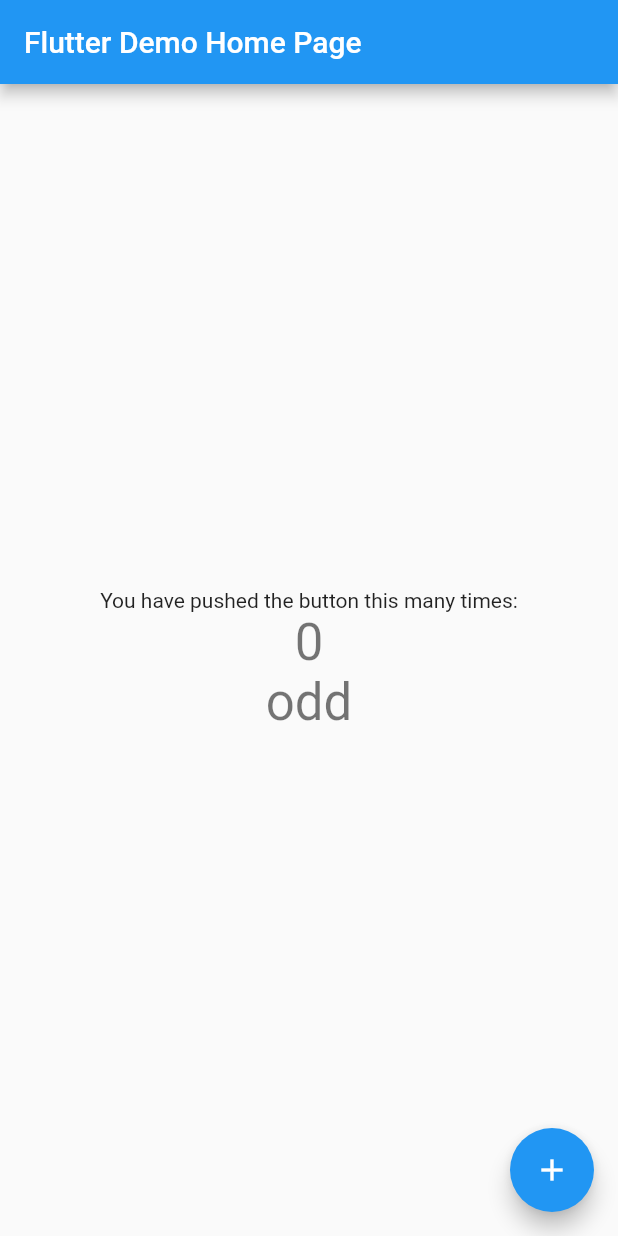
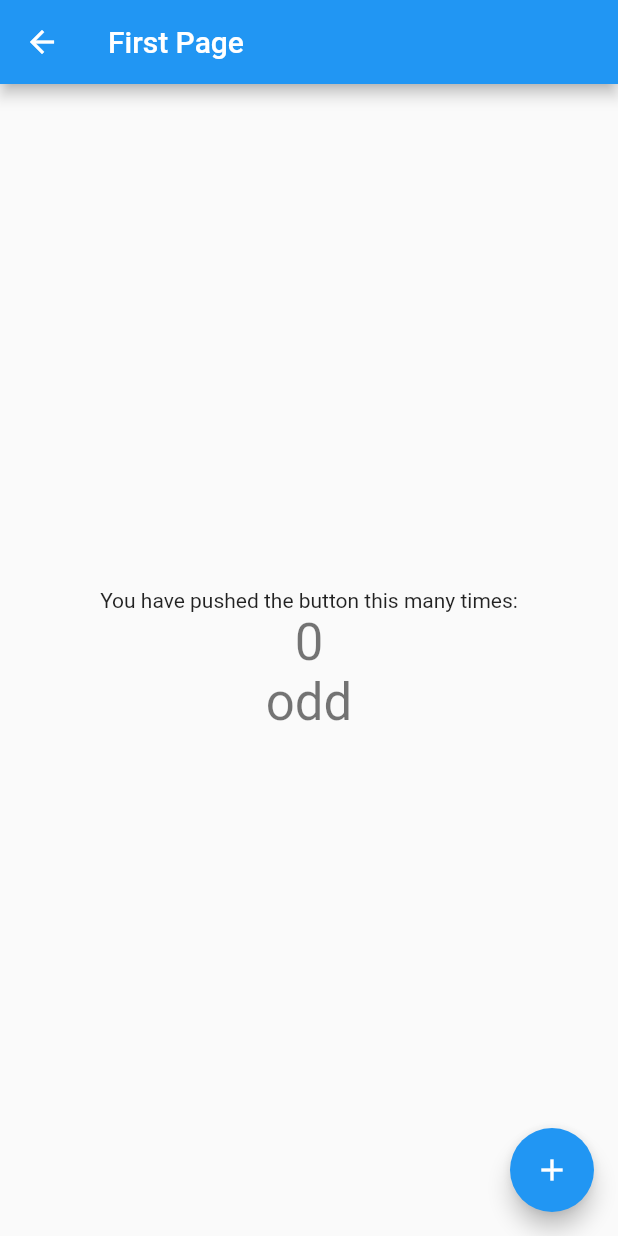
Before and after one commit to KittenCN/flutter_demo, a Flutter app: the screen it shows after launch, after a tap on "FirstPage", on a phone screen of 412 x 824 dp. Run offline on Flutter 3.47's test engine with Material 2 defaults, Android fonts, the phone set to English and light mode, and no system bars.

Commit message:
add route

```diff
--- a/lib/main.dart
+++ b/lib/main.dart
@@ -21,6 +21,7 @@ class MyApp extends StatelessWidget {
   @override
   Widget build(BuildContext context) {
     return MaterialApp(
+        debugShowCheckedModeBanner: false,
         routes: Map.fromEntries(menus.map((e) => MapEntry(e.route, e.builder))),
         home: const HomePage());
   }
--- a/lib/src/first_page.dart
+++ b/lib/src/first_page.dart
@@ -3,32 +3,10 @@ import 'package:flutter/material.dart';
 class FirstPage extends StatefulWidget {
   const FirstPage({Key? key}) : super(key: key);
   @override
-  _FirstPage createState() => _FirstPage();
+  _MyHomePateState createState() => _MyHomePateState();
 }
 
-class _FirstPage extends State<FirstPage> {
-  @override
-  Widget build(BuildContext context) {
-    return MaterialApp(
-        debugShowCheckedModeBanner: false,
-        title: 'Flutter Demo',
-        theme: ThemeData(
-          primarySwatch: Colors.blue,
-        ),
-        home: const MyHomePate(title: 'Flutter Demo Home Page'));
-  }
-}
-
-class MyHomePate extends StatefulWidget {
-  const MyHomePate({Key? key, required this.title}) : super(key: key);
-  final String title;
-  @override
-  _MyHomePateState createState() {
-    return _MyHomePateState();
-  }
-}
-
-class _MyHomePateState extends State<MyHomePate> {
+class _MyHomePateState extends State<FirstPage> {
   int _counter = 0;
   String _cntState = 'odd';
   void _runner() {
@@ -51,7 +29,14 @@ class _MyHomePateState extends State<MyHomePate> {
   @override
   Widget build(BuildContext context) {
     return Scaffold(
-      appBar: AppBar(title: Text(widget.title)),
+      appBar: AppBar(
+          leading: IconButton(
+            icon: const Icon(Icons.arrow_back),
+            onPressed: () {
+              Navigator.pop(context);
+            },
+          ),
+          title: const Text('First Page')),
       body: Center(
         child: Column(
             mainAxisAlignment: MainAxisAlignment.center,
```
